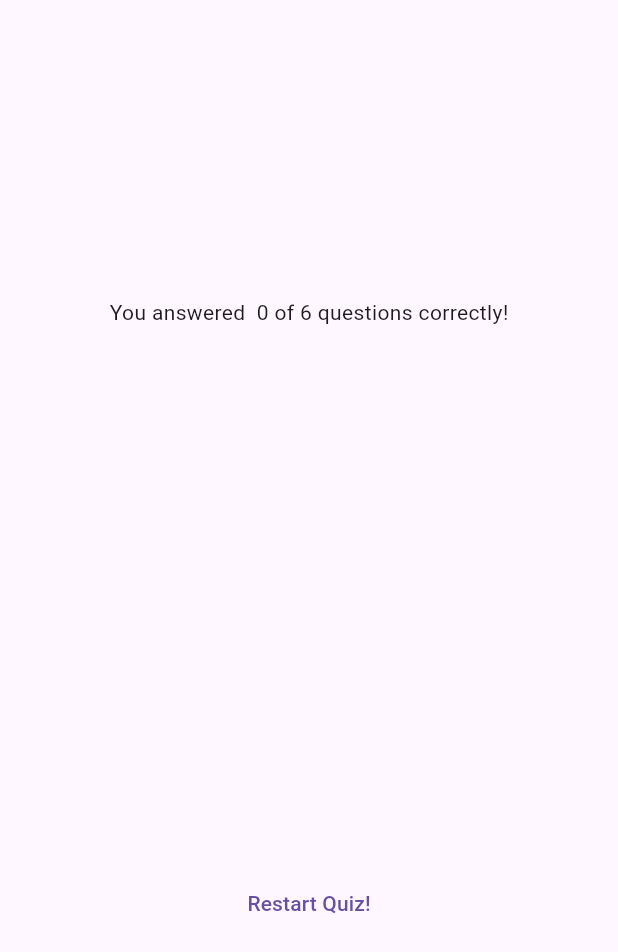
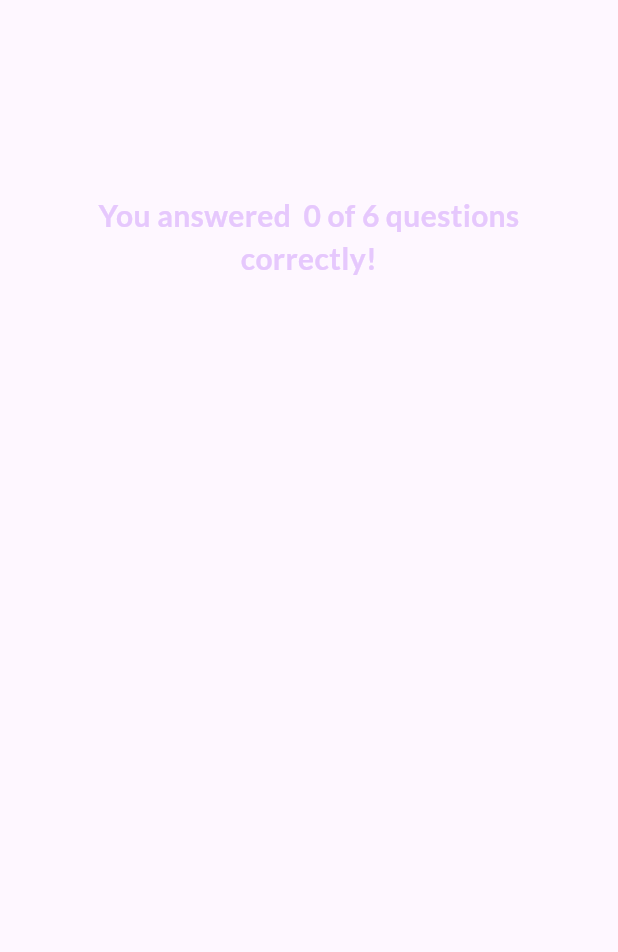
Before and after one commit to munirapp/max-miller-flutter, a Flutter app: the ResultScreen widget shown alone on an empty page, opened directly with empty values, on a phone screen of 412 x 824 dp. Shown: the top 952 px of the screen. Run offline on Flutter 3.47's test engine with Material 3 defaults, Android fonts, the phone set to English and light mode, and no system bars; our stand-ins replace google_fonts.

Commit message:
chore: init quiz list screen and answer final screen

```diff
--- /dev/null
+++ b/adv_basics/lib/questions_summary/questions_summary.dart
@@ -0,0 +1,23 @@
+import 'package:adv_basics/questions_summary/question_identifier.dart';
+import 'package:adv_basics/questions_summary/summary_item.dart';
+import 'package:flutter/material.dart';
+
+class QuestionsSummary extends StatelessWidget {
+  const QuestionsSummary({super.key, required this.summaryData});
+
+  final List<Map<String, Object>> summaryData;
+
+  @override
+  Widget build(BuildContext context) {
+    return SizedBox(
+      height: 400,
+      child: SingleChildScrollView(
+        child: Column(
+          children: summaryData.map((data) {
+            return SummaryItem(itemData: data);
+          }).toList(),
+        ),
+      ),
+    );
+  }
+}
--- a/adv_basics/lib/result_screen.dart
+++ b/adv_basics/lib/result_screen.dart
@@ -1,11 +1,17 @@
 import 'package:adv_basics/data/questions.dart';
-import 'package:adv_basics/questions_summary.dart';
+import 'package:adv_basics/questions_summary/questions_summary.dart';
 import 'package:flutter/material.dart';
+import 'package:google_fonts/google_fonts.dart';
 
 class ResultScreen extends StatelessWidget {
-  const ResultScreen({super.key, required this.choosenAnswers});
+  const ResultScreen({
+    super.key,
+    required this.choosenAnswers,
+    required this.onRestart,
+  });
 
   final List<String> choosenAnswers;
+  final void Function() onRestart;
 
   List<Map<String, Object>> getSummaryData() {
     final List<Map<String, Object>> summary = [];
@@ -39,11 +45,22 @@ class ResultScreen extends StatelessWidget {
           children: [
             Text(
               'You answered  $numCorrectQuestions of $numTotalQuestions questions correctly!',
+              style: GoogleFonts.lato(
+                color: const Color.fromARGB(255, 230, 200, 253),
+                fontSize: 20,
+                fontWeight: FontWeight.bold,
+              ),
+              textAlign: TextAlign.center,
             ),
             SizedBox(height: 30),
             QuestionsSummary(summaryData: summaryData),
             SizedBox(height: 30),
-            TextButton(onPressed: () {}, child: Text('Restart Quiz!')),
+            TextButton.icon(
+              onPressed: onRestart,
+              icon: const Icon(Icons.refresh),
+              label: Text('Restart Quiz!'),
+              style: TextButton.styleFrom(foregroundColor: Colors.white),
+            ),
           ],
         ),
       ),
```
Also changed, not shown: adv_basics/lib/questions_summary.dart (deleted, +0 -35 lines), adv_basics/lib/questions_summary/question_identifier.dart (added, +36 -0 lines), adv_basics/lib/questions_summary/summary_item.dart (added, +54 -0 lines), adv_basics/lib/quiz.dart (+11 -1 lines).
